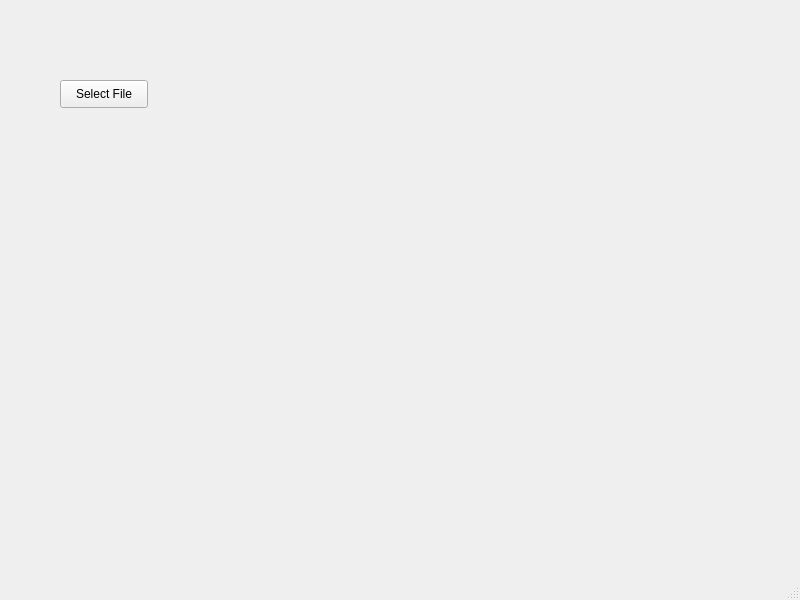
peteradeojo/mini-zoom-project, file views/startfilesharewindow.ui: the form before one commit.
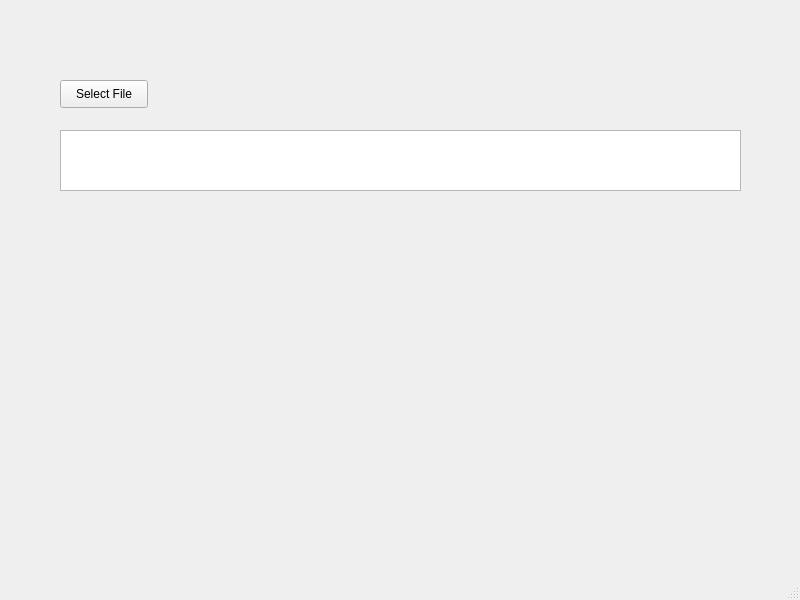
The form after the commit.

The edit to the form file:
```diff
--- a/views/startfilesharewindow.ui
+++ b/views/startfilesharewindow.ui
@@ -27,6 +27,16 @@
      <string>Select File</string>
     </property>
    </widget>
+   <widget class="QTextBrowser" name="textBrowser">
+    <property name="geometry">
+     <rect>
+      <x>60</x>
+      <y>130</y>
+      <width>681</width>
+      <height>61</height>
+     </rect>
+    </property>
+   </widget>
   </widget>
   <widget class="QMenuBar" name="menubar">
    <property name="geometry">
```
Left out of the diff: 2 changed lines with no effect on the pictures.
